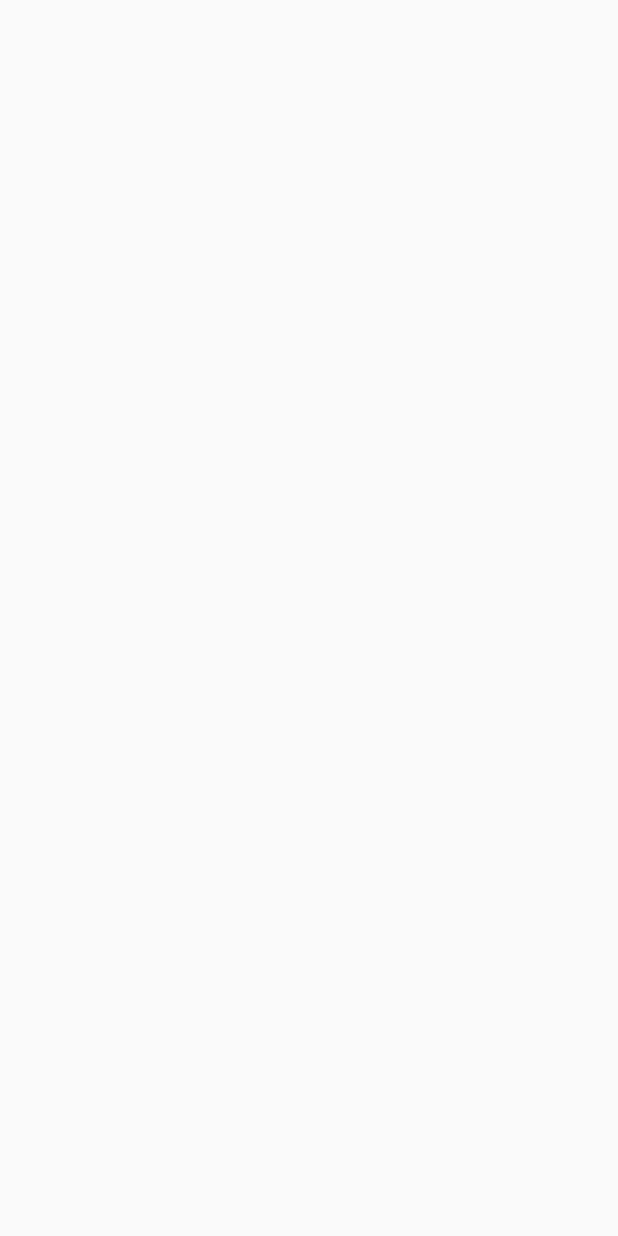
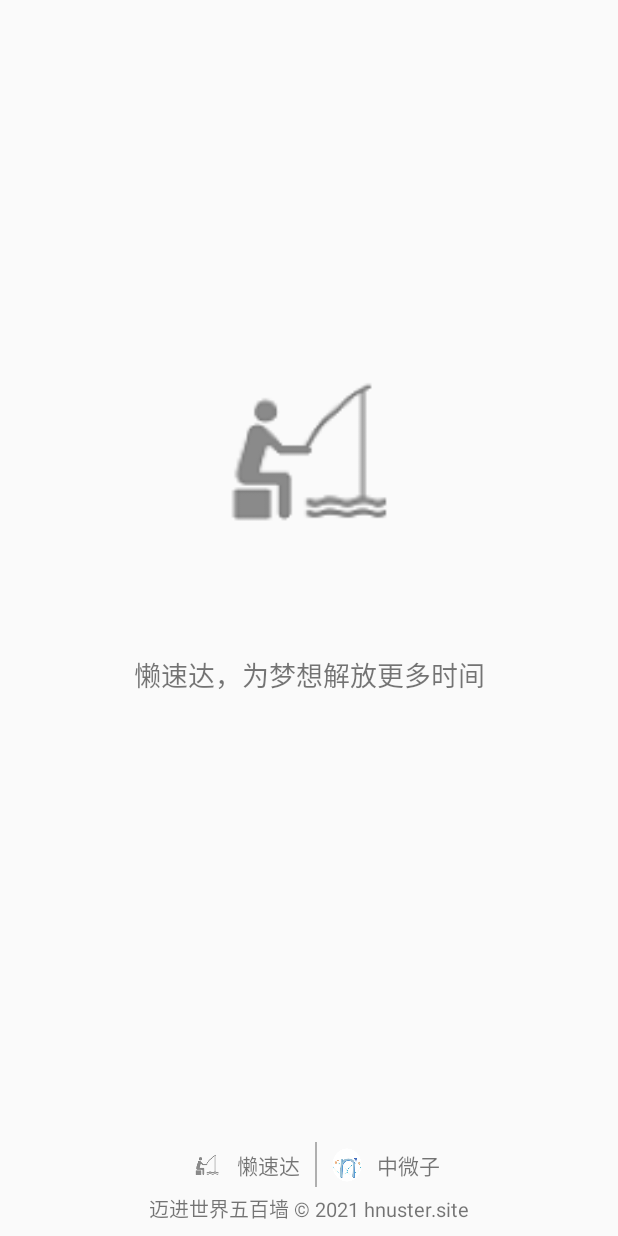
Before and after one commit to PUTIK-663/LazyQuick, an Android app: the first screen one second after launch (MainActivity before the commit, WelcomeActivity after it), on a phone screen of 412 x 824 dp. Before the commit the screen is empty. Run offline under Robolectric (Android 15) with nearby library versions, the light colour scheme and no system bars.

Commit message:
add the welcome page

```diff
--- a/app/src/main/AndroidManifest.xml
+++ b/app/src/main/AndroidManifest.xml
@@ -10,13 +10,17 @@
         android:supportsRtl="true"
         android:theme="@style/Theme.LazyQuick">
         <activity
+            android:name=".WelcomeActivity"
+            android:exported="true"
+            android:launchMode="singleTask">
+            <intent-filter>
+                <action android:name="android.intent.action.MAIN" />
+                <category android:name="android.intent.category.LAUNCHER" />
+            </intent-filter>
+        </activity>
+        <activity
             android:name=".MainActivity"
             android:exported="true">
-            <intent-filter>
-                <action android:name="android.intent.action.MAIN" />
-
-                <category android:name="android.intent.category.LAUNCHER" />
-            </intent-filter>
         </activity>
     </application>
 
--- a/app/src/main/java/site/hnuster/lazyquick/MainActivity.java
+++ b/app/src/main/java/site/hnuster/lazyquick/MainActivity.java
@@ -2,13 +2,34 @@ package site.hnuster.lazyquick;
 
 import androidx.appcompat.app.AppCompatActivity;
 
+import android.content.Context;
 import android.os.Bundle;
+import android.view.KeyEvent;
+import android.widget.Toast;
 
 public class MainActivity extends AppCompatActivity {
+
+    Context thisContext = this;
+    private long exitTime = 0;
 
     @Override
     protected void onCreate(Bundle savedInstanceState) {
         super.onCreate(savedInstanceState);
         setContentView(R.layout.activity_main);
     }
+
+    @Override
+    public boolean onKeyDown(int keyCode, KeyEvent event) {
+        if(keyCode == KeyEvent.KEYCODE_BACK && event.getAction() == KeyEvent.ACTION_DOWN){
+            if((System.currentTimeMillis()-exitTime) > 2000){
+                Toast.makeText(getApplicationContext(), "再按一次退出程序", Toast.LENGTH_SHORT).show();
+                exitTime = System.currentTimeMillis();
+            } else {
+                finish();
+                System.exit(0);
+            }
+            return true;
+        }
+        return super.onKeyDown(keyCode, event);
+    }
 }
--- /dev/null
+++ b/app/src/main/java/site/hnuster/lazyquick/WelcomeActivity.java
@@ -0,0 +1,26 @@
+package site.hnuster.lazyquick;
+
+import androidx.appcompat.app.AppCompatActivity;
+
+import android.content.Intent;
+import android.os.Bundle;
+import android.os.Handler;
+
+public class WelcomeActivity extends AppCompatActivity {
+
+    @Override
+    protected void onCreate(Bundle savedInstanceState) {
+        super.onCreate(savedInstanceState);
+        setContentView(R.layout.activity_welcome);
+        Handler mHandler = new Handler();
+        mHandler.postDelayed(new Runnable() {
+            @Override
+            public void run() {
+                System.out.println("初始化完毕...");
+                Intent intent = new Intent(WelcomeActivity.this,MainActivity.class);
+                startActivity(intent);
+                finish();
+            }
+        },3000);
+    }
+}
--- a/app/src/main/res/layout/activity_main.xml
+++ b/app/src/main/res/layout/activity_main.xml
@@ -1,9 +1,11 @@
 <?xml version="1.0" encoding="utf-8"?>
-<androidx.constraintlayout.widget.ConstraintLayout xmlns:android="http://schemas.android.com/apk/res/android"
-    xmlns:app="http://schemas.android.com/apk/res-auto"
-    xmlns:tools="http://schemas.android.com/tools"
+<RelativeLayout xmlns:android="http://schemas.android.com/apk/res/android"
     android:layout_width="match_parent"
-    android:layout_height="match_parent"
-    tools:context=".MainActivity">
+    android:layout_height="match_parent">
 
-</androidx.constraintlayout.widget.ConstraintLayout>
+    <TextView
+        android:layout_width="wrap_content"
+        android:layout_height="wrap_content"
+        android:text="主页面"/>
+
+</RelativeLayout>
--- /dev/null
+++ b/app/src/main/res/layout/activity_welcome.xml
@@ -0,0 +1,76 @@
+<?xml version="1.0" encoding="utf-8"?>
+<RelativeLayout xmlns:android="http://schemas.android.com/apk/res/android"
+    xmlns:tools="http://schemas.android.com/tools"
+    android:layout_width="match_parent"
+    android:layout_height="match_parent"
+    tools:context=".MainActivity">
+
+    <LinearLayout
+        android:layout_width="match_parent"
+        android:layout_height="wrap_content"
+        android:orientation="vertical"
+        android:gravity="center"
+        android:layout_marginTop="168dp">
+        <ImageView
+            android:layout_width="268dp"
+            android:layout_height="268dp"
+            android:background="@mipmap/ic_launcher_foreground"
+            android:contentDescription="@string/logo"/>
+        <TextView
+            android:layout_width="match_parent"
+            android:layout_height="60dp"
+            android:gravity="center_horizontal"
+            android:text="@string/slogan"
+            android:textSize="18sp"/>
+    </LinearLayout>
+    <LinearLayout
+        android:layout_width="match_parent"
+        android:layout_height="wrap_content"
+        android:orientation="vertical"
+        android:layout_alignParentBottom="true"
+        android:gravity="center">
+        <LinearLayout
+            android:layout_width="match_parent"
+            android:layout_height="wrap_content"
+            android:orientation="horizontal"
+            android:gravity="center_horizontal">
+            <ImageView
+                android:layout_width="40dp"
+                android:layout_height="40dp"
+                android:background="@mipmap/ic_launcher_foreground"
+                android:contentDescription="@string/logo" />
+            <TextView
+                android:layout_width="wrap_content"
+                android:layout_height="40dp"
+                android:gravity="center_vertical"
+                android:text="@string/lazyQuick"
+                android:textSize="14sp"/>
+            <TextView
+                android:layout_width="1dp"
+                android:layout_height="30dp"
+                android:layout_gravity="center"
+                android:layout_marginStart="10dp"
+                android:background="#AFAFAF"/>
+            <ImageView
+                android:layout_width="40dp"
+                android:layout_height="40dp"
+                android:background="@drawable/neutrino"
+                android:contentDescription="@string/myStudio" />
+            <TextView
+                android:layout_width="wrap_content"
+                android:layout_height="40dp"
+                android:gravity="center_vertical"
+                android:text="@string/myStudio"
+                android:textSize="14sp"/>
+        </LinearLayout>
+        <TextView
+            android:layout_width="wrap_content"
+            android:layout_height="wrap_content"
+            android:layout_marginTop="-1dp"
+            android:layout_marginBottom="8dp"
+            android:layout_gravity="center"
+            android:text="@string/motto"
+            android:textSize="13sp"/>
+    </LinearLayout>
+
+</RelativeLayout>
--- a/app/src/main/res/values/strings.xml
+++ b/app/src/main/res/values/strings.xml
@@ -1,3 +1,8 @@
 <resources>
+    <string name="myStudio">中微子</string>
     <string name="app_name">LazyQuick</string>
+    <string name="lazyQuick">懒速达</string>
+    <string name="logo">logo</string>
+    <string name="slogan">懒速达，为梦想解放更多时间</string>
+    <string name="motto">迈进世界五百墙 © 2021 hnuster.site</string>
 </resources>
```
Also changed, not shown: app/src/main/res/drawable/neutrino.png (added).
